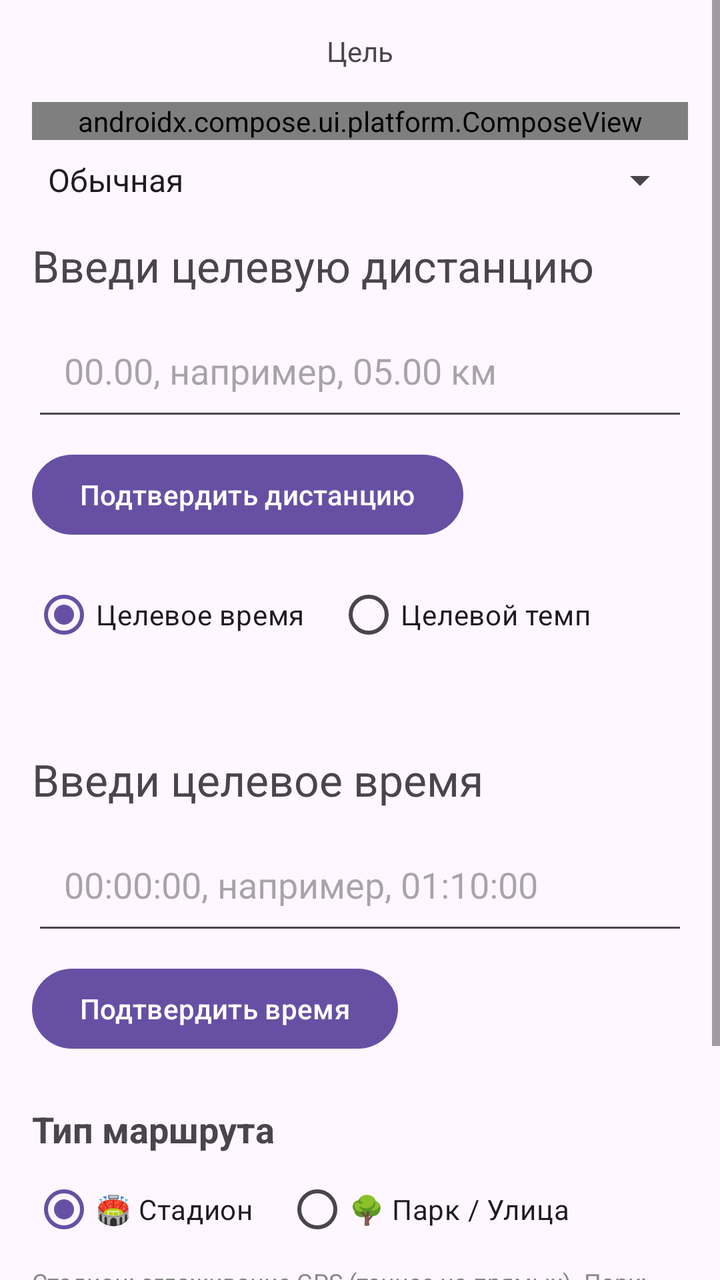
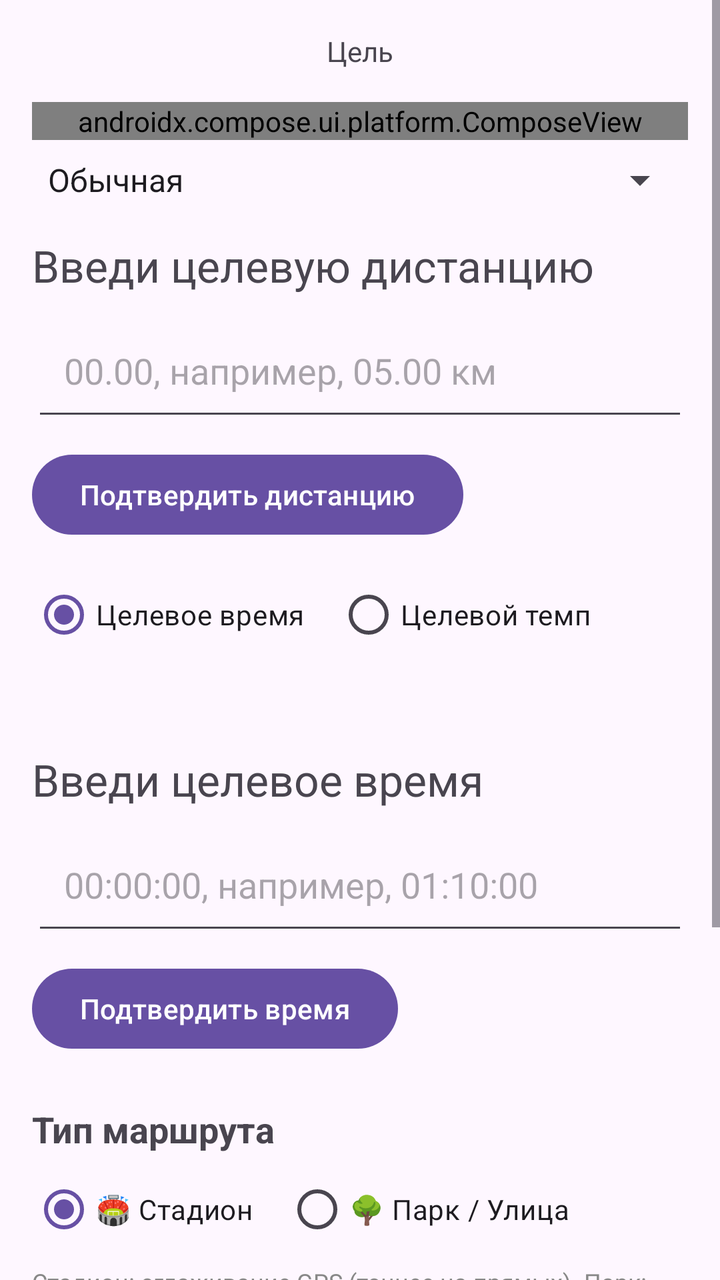

Compare the two renders of this Android layout. The source of the first and the diff that turns it into the second are given below.
<!-- AndroidManifest.xml: application theme Theme.Stayer -->
<!-- res/layout/activity_goal.xml -->
<ScrollView
    xmlns:android="http://schemas.android.com/apk/res/android"
    android:layout_width="match_parent"
    android:layout_height="match_parent"
    android:fillViewport="true">

    <LinearLayout
        android:layout_width="match_parent"
        android:layout_height="wrap_content"
        android:orientation="vertical"
        android:padding="16dp">

        <TextView
            android:id="@+id/header"
            android:layout_width="wrap_content"
            android:layout_height="wrap_content"
            android:text="@string/goal_activity_title"
            android:layout_gravity="center_horizontal"/>

        
        <androidx.compose.ui.platform.ComposeView
            android:id="@+id/cvWorkoutModeLabel"
            android:layout_width="match_parent"
            android:layout_height="wrap_content"
            android:layout_marginTop="16dp"
            android:layout_marginBottom="8dp"/>

        <Spinner
            android:id="@+id/spWorkoutMode"
            android:layout_width="match_parent"
            android:layout_height="wrap_content"
            android:entries="@array/workout_modes"
            android:spinnerMode="dropdown"
            android:layout_marginBottom="16dp"/>

        
        <LinearLayout
            android:id="@+id/blockNormal"
            android:layout_width="match_parent"
            android:layout_height="wrap_content"
            android:orientation="vertical">

            
            <TextView
                android:id="@+id/distanceLabel"
                android:layout_width="wrap_content"
                android:layout_height="wrap_content"
                android:text="@string/prompt_distance"
                android:textSize="22sp"
                android:layout_marginBottom="8dp"/>

            
            <EditText
                android:id="@+id/distanceInput"
                android:layout_width="match_parent"
                android:layout_height="60dp"
                android:hint="00.00, например, 05.00 км"
                android:inputType="numberDecimal|numberSigned"
                android:digits="0123456789."
                android:padding="16dp"
                android:autofillHints="distance"/>

            
            <Button
                android:id="@+id/confirmDistanceButton"
                android:layout_width="wrap_content"
                android:layout_height="wrap_content"
                android:text="@string/confirm_distance_button"
                android:layout_marginTop="8dp"/>

            
            <RadioGroup
                android:id="@+id/rgNormalGoalMode"
                android:layout_width="match_parent"
                android:layout_height="wrap_content"
                android:orientation="horizontal"
                android:layout_marginTop="12dp">

                <RadioButton
                    android:id="@+id/rbGoalTime"
                    android:layout_width="wrap_content"
                    android:layout_height="wrap_content"
                    android:text="Целевое время"
                    android:checked="true"/>

                <RadioButton
                    android:id="@+id/rbGoalPace"
                    android:layout_width="wrap_content"
                    android:layout_height="wrap_content"
                    android:text="Целевой темп"
                    android:layout_marginStart="16dp"/>
            </RadioGroup>

            
            <TextView
                android:id="@+id/tvNormalDerived"
                android:layout_width="match_parent"
                android:layout_height="wrap_content"
                android:text=""
                android:textSize="16sp"
                android:layout_marginTop="6dp"
                android:textColor="#4CAF50"/>

            
            <LinearLayout
                android:id="@+id/blockGoalTime"
                android:layout_width="match_parent"
                android:layout_height="wrap_content"
                android:orientation="vertical">

                <TextView
                    android:id="@+id/timeLabel"
                    android:layout_width="wrap_content"
                    android:layout_height="wrap_content"
                    android:text="@string/prompt_time"
                    android:textSize="22sp"
                    android:layout_marginTop="16dp"
                    android:layout_marginBottom="8dp"/>

                <EditText
                    android:id="@+id/timeInput"
                    android:layout_width="match_parent"
                    android:layout_height="60dp"
                    android:hint="00:00:00, например, 01:10:00"
                    android:inputType="textNoSuggestions"
                    android:digits="0123456789:"
                    android:padding="16dp"
                    android:autofillHints="time"/>

                <Button
                    android:id="@+id/confirmTimeButton"
                    android:layout_width="wrap_content"
                    android:layout_height="wrap_content"
                    android:text="@string/confirm_time_button"
                    android:layout_marginTop="8dp"/>
            </LinearLayout>

            
            <LinearLayout
                android:id="@+id/blockGoalPace"
                android:layout_width="match_parent"
                android:layout_height="wrap_content"
                android:orientation="vertical"
                android:visibility="gone">

                <TextView
                    android:layout_width="wrap_content"
                    android:layout_height="wrap_content"
                    android:text="Введи целевой темп"
                    android:textSize="22sp"
                    android:layout_marginTop="16dp"
                    android:layout_marginBottom="8dp"/>

                <EditText
                    android:id="@+id/etTargetPace"
                    android:layout_width="match_parent"
                    android:layout_height="60dp"
                    android:hint="MM:SS, например 08:20"
                    android:inputType="textNoSuggestions"
                    android:digits="0123456789:"
                    android:padding="16dp"
                    android:autofillHints=""/>

                <Button
                    android:id="@+id/btnConfirmPace"
                    android:layout_width="wrap_content"
                    android:layout_height="wrap_content"
                    android:text="Подтвердить темп"
                    android:layout_marginTop="8dp"/>
            </LinearLayout>
        </LinearLayout>

        
        <LinearLayout
            android:id="@+id/blockInterval"
            android:layout_width="match_parent"
            android:layout_height="wrap_content"
            android:orientation="vertical"
            android:visibility="gone"
            android:layout_marginTop="8dp">

            
            <TextView
                android:layout_width="match_parent"
                android:layout_height="wrap_content"
                android:text="Разминка (опционально)"
                android:textSize="18sp"
                android:textStyle="bold"
                android:layout_marginTop="8dp"/>

            <EditText
                android:id="@+id/etWarmupTime"
                android:layout_width="match_parent"
                android:layout_height="48dp"
                android:hint="Время, например 15:00"
                android:inputType="textNoSuggestions"
                android:digits="0123456789:"
                android:textSize="14sp"/>

            <EditText
                android:id="@+id/etWarmupPace"
                android:layout_width="match_parent"
                android:layout_height="48dp"
                android:hint="Темп, например 08:20 (можно пусто)"
                android:inputType="textNoSuggestions"
                android:digits="0123456789:"
                android:textSize="14sp"/>

            
            <TextView
                android:layout_width="match_parent"
                android:layout_height="wrap_content"
                android:text="Работа"
                android:textSize="18sp"
                android:textStyle="bold"
                android:layout_marginTop="16dp"/>

            <EditText
                android:id="@+id/etWorkTime"
                android:layout_width="match_parent"
                android:layout_height="48dp"
                android:hint="Время, например 00:20"
                android:inputType="textNoSuggestions"
                android:digits="0123456789:"
                android:textSize="14sp"/>

            <EditText
                android:id="@+id/etWorkPace"
                android:layout_width="match_parent"
                android:layout_height="48dp"
                android:hint="Темп, например 05:00"
                android:inputType="textNoSuggestions"
                android:digits="0123456789:"
                android:textSize="14sp"/>

            
            <TextView
                android:layout_width="match_parent"
                android:layout_height="wrap_content"
                android:text="Отдых"
                android:textSize="18sp"
                android:textStyle="bold"
                android:layout_marginTop="16dp"/>

            <EditText
                android:id="@+id/etRestTime"
                android:layout_width="match_parent"
                android:layout_height="48dp"
                android:hint="Время, например 01:30"
                android:inputType="textNoSuggestions"
                android:digits="0123456789:"
                android:textSize="14sp"/>

            <EditText
                android:id="@+id/etRestPace"
                android:layout_width="match_parent"
                android:layout_height="48dp"
                android:hint="Темп, например 08:30 (пусто = без контроля)"
                android:inputType="textNoSuggestions"
                android:digits="0123456789:"
                android:textSize="14sp"/>

            
            <TextView
                android:layout_width="match_parent"
                android:layout_height="wrap_content"
                android:text="Количество серий (Работа + Отдых)"
                android:textSize="18sp"
                android:textStyle="bold"
                android:layout_marginTop="16dp"/>

            <EditText
                android:id="@+id/etRepeats"
                android:layout_width="match_parent"
                android:layout_height="48dp"
                android:hint="Повторить цикл раз, например 8"
                android:inputType="number"
                android:textSize="14sp"/>

            
            <TextView
                android:layout_width="match_parent"
                android:layout_height="wrap_content"
                android:text="Заминка (опционально)"
                android:textSize="18sp"
                android:textStyle="bold"
                android:layout_marginTop="16dp"/>

            <EditText
                android:id="@+id/etCooldownTime"
                android:layout_width="match_parent"
                android:layout_height="48dp"
                android:hint="Время, например 10:00"
                android:inputType="textNoSuggestions"
                android:digits="0123456789:"
                android:textSize="14sp"/>

            <EditText
                android:id="@+id/etCooldownPace"
                android:layout_width="match_parent"
                android:layout_height="48dp"
                android:hint="Темп, например 08:40 (можно пусто)"
                android:inputType="textNoSuggestions"
                android:digits="0123456789:"
                android:textSize="14sp"/>

            <Button
                android:id="@+id/btnSaveInterval"
                android:layout_width="match_parent"
                android:layout_height="wrap_content"
                android:text="Сохранить интервальную"
                android:layout_marginTop="16dp"/>

            <TextView
                android:id="@+id/tvIntervalSummary"
                android:layout_width="match_parent"
                android:layout_height="wrap_content"
                android:text=""
                android:textSize="16sp"
                android:textColor="#4CAF50"
                android:layout_marginTop="6dp"/>
        </LinearLayout>

        
        <LinearLayout
            android:id="@+id/blockCombo"
            android:layout_width="match_parent"
            android:layout_height="wrap_content"
            android:orientation="vertical"
            android:visibility="gone"
            android:layout_marginTop="16dp">

            <TextView
                android:layout_width="match_parent"
                android:layout_height="wrap_content"
                android:text="Конструктор тренировки"
                android:textSize="18sp"
                android:textStyle="bold"
                android:layout_marginBottom="8dp"/>

            <androidx.recyclerview.widget.RecyclerView
                android:id="@+id/rvComboBlocks"
                android:layout_width="match_parent"
                android:layout_height="wrap_content"
                android:nestedScrollingEnabled="false"/>

            
            <LinearLayout
                android:layout_width="match_parent"
                android:layout_height="wrap_content"
                android:orientation="horizontal"
                android:layout_marginTop="8dp"
                android:gravity="center_vertical">

                <Spinner
                    android:id="@+id/spComboBlockType"
                    android:layout_width="0dp"
                    android:layout_height="wrap_content"
                    android:layout_weight="1"
                    android:entries="@array/combo_block_types"
                    android:spinnerMode="dropdown"/>

                <Button
                    android:id="@+id/btnAddComboBlock"
                    android:layout_width="wrap_content"
                    android:layout_height="wrap_content"
                    android:text="+ Добавить"
                    android:layout_marginStart="8dp"/>
            </LinearLayout>

            
            <TextView
                android:id="@+id/tvComboSummary"
                android:layout_width="match_parent"
                android:layout_height="wrap_content"
                android:layout_marginTop="12dp"
                android:textSize="14sp"
                android:text=""/>

            
            <Button
                android:id="@+id/btnSaveCombo"
                android:layout_width="match_parent"
                android:layout_height="wrap_content"
                android:text="💾 Сохранить"
                android:layout_marginTop="8dp"/>
        </LinearLayout>

        
        <TextView
            android:layout_width="wrap_content"
            android:layout_height="wrap_content"
            android:text="Тип маршрута"
            android:textSize="18sp"
            android:textStyle="bold"
            android:layout_marginTop="24dp"
            android:layout_marginBottom="4dp"/>

        <RadioGroup
            android:id="@+id/rgLocationType"
            android:layout_width="match_parent"
            android:layout_height="wrap_content"
            android:orientation="horizontal">

            <RadioButton
                android:id="@+id/rbStadium"
                android:layout_width="wrap_content"
                android:layout_height="wrap_content"
                android:text="🏟️ Стадион"
                android:checked="true"/>

            <RadioButton
                android:id="@+id/rbPark"
                android:layout_width="wrap_content"
                android:layout_height="wrap_content"
                android:text="🌳 Парк / Улица"
                android:layout_marginStart="16dp"/>
        </RadioGroup>

        <TextView
            android:id="@+id/tvLocationHint"
            android:layout_width="match_parent"
            android:layout_height="wrap_content"
            android:text="Стадион: сглаживание GPS (точнее на прямых). Парк: без сглаживания (точнее на поворотах)."
            android:textSize="12sp"
            android:textColor="#888888"
            android:layout_marginTop="4dp"/>

        
        <Button
            android:id="@+id/backButton"
            android:layout_width="wrap_content"
            android:layout_height="wrap_content"
            android:text="Назад"
            android:layout_gravity="center_horizontal"
            android:layout_marginTop="32dp"
            android:layout_marginBottom="24dp"/>

    </LinearLayout>
</ScrollView>
<!-- resources referenced by this layout -->
<resources>
  <string-array name="combo_block_types">
          <item>Разминка</item>
          <item>Обычная</item>
          <item>Интервальная</item>
          <item>Заминка</item>
      </string-array>
  <string-array name="workout_modes">
          <item>Обычная</item>
          <item>Интервальная</item>
          <item>Комбинированная</item>
      </string-array>
  <string name="confirm_distance_button">Подтвердить дистанцию</string>
  <string name="confirm_time_button">Подтвердить время</string>
  <string name="goal_activity_title">Цель</string>
  <string name="prompt_distance">Введи целевую дистанцию</string>
  <string name="prompt_time">Введи целевое время</string>
  <style name="Theme.Stayer" parent="Theme.Material3.DayNight.NoActionBar" />
</resources>

<!-- the commit's change to res/layout/activity_goal.xml (unified diff, before → after) -->
@@ -426,6 +426,25 @@
             android:textColor="#888888"
             android:layout_marginTop="4dp"/>
 
+        <androidx.appcompat.widget.SwitchCompat
+            android:id="@+id/swPaceCorrector"
+            android:layout_width="match_parent"
+            android:layout_height="wrap_content"
+            android:text="Корректировщик темпа"
+            android:textSize="16sp"
+            android:textStyle="bold"
+            android:checked="true"
+            android:layout_marginTop="18dp"/>
+
+        <TextView
+            android:id="@+id/tvPaceCorrectorHint"
+            android:layout_width="match_parent"
+            android:layout_height="wrap_content"
+            android:text="Включает короткие подсказки «быстрее/медленнее». Чекпоинты и отчёты этапов остаются активными."
+            android:textSize="12sp"
+            android:textColor="#888888"
+            android:layout_marginTop="4dp"/>
+
         
         <Button
             android:id="@+id/backButton"
